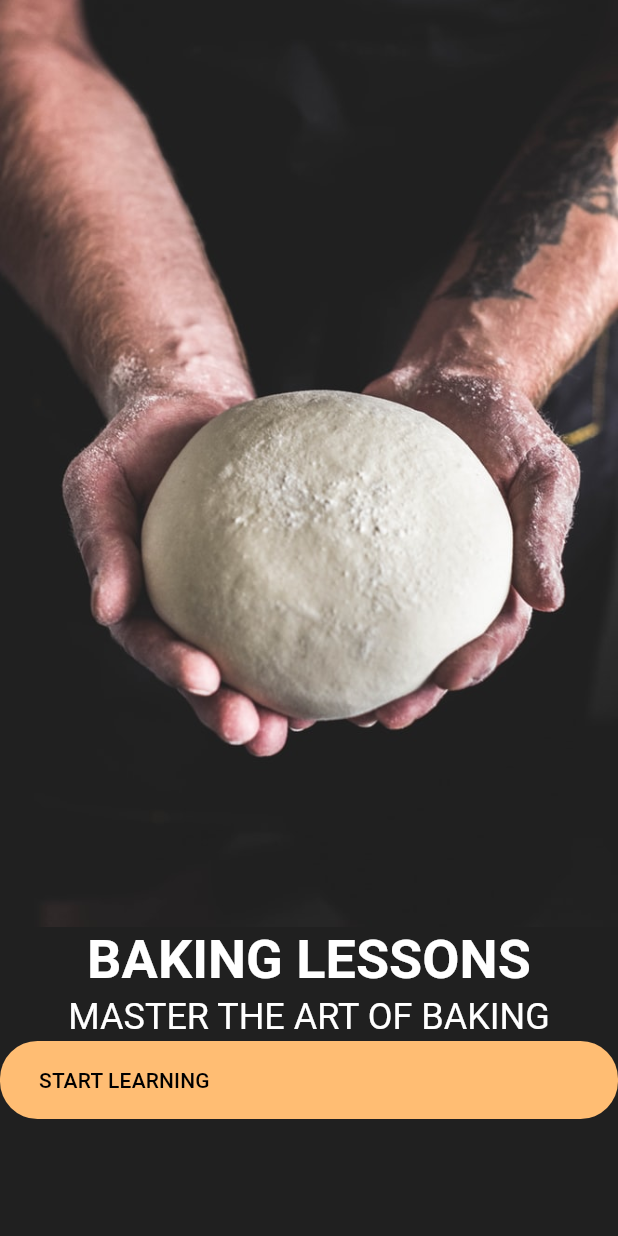
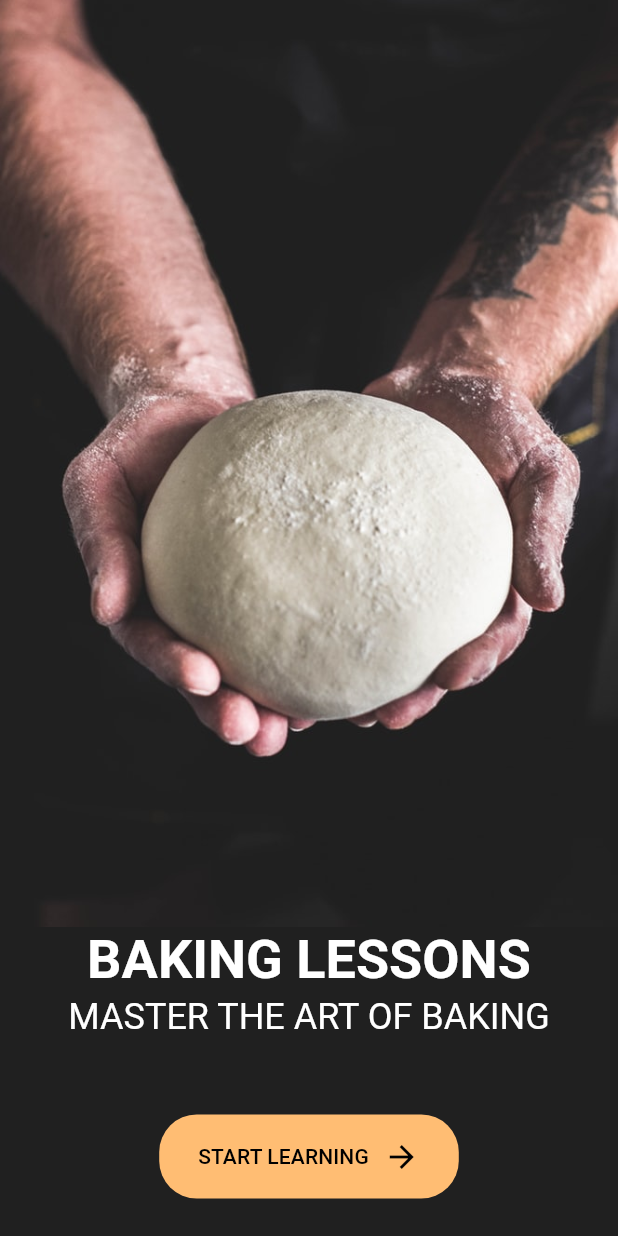
Before and after one commit to ten66/tfw_auth_screen, a Flutter app: the screen it shows after launch, on a phone screen of 412 x 824 dp. Run offline on Flutter 3.47's test engine with Material 2 defaults, Android fonts, the phone set to English and light mode, and no system bars.

Commit message:
ボタンの位置調整とconstの追加

```diff
--- a/lib/main.dart
+++ b/lib/main.dart
@@ -59,6 +59,7 @@ class WelcomeScreen extends StatelessWidget {
           ),
           Expanded(
             child: Column(
+              mainAxisAlignment: MainAxisAlignment.spaceBetween,
               children: [
                 RichText(
                   textAlign: TextAlign.center,
@@ -75,8 +76,10 @@ class WelcomeScreen extends StatelessWidget {
                     ],
                   ),
                 ),
-                Container(
-                  padding: EdgeInsets.symmetric(
+                FittedBox(
+                  child: Container(
+                    margin: const EdgeInsets.only(bottom: 25),
+                    padding: const EdgeInsets.symmetric(
                       horizontal: 26,
                       vertical: 16,
                     ),
@@ -88,11 +91,18 @@ class WelcomeScreen extends StatelessWidget {
                       children: [
                         Text(
                           'START LEARNING',
-                        style: Theme.of(context).textTheme.labelLarge!.copyWith(
+                          style: Theme.of(context)
+                              .textTheme
+                              .labelLarge!
+                              .copyWith(color: Colors.black),
+                        ),
+                        const SizedBox(width: 10),
+                        const Icon(
+                          Icons.arrow_forward,
                           color: Colors.black,
                         ),
+                      ],
                     ),
-                    ],
                   ),
                 ),
               ],
```
Lines whose indentation alone changed are shown as unchanged.
